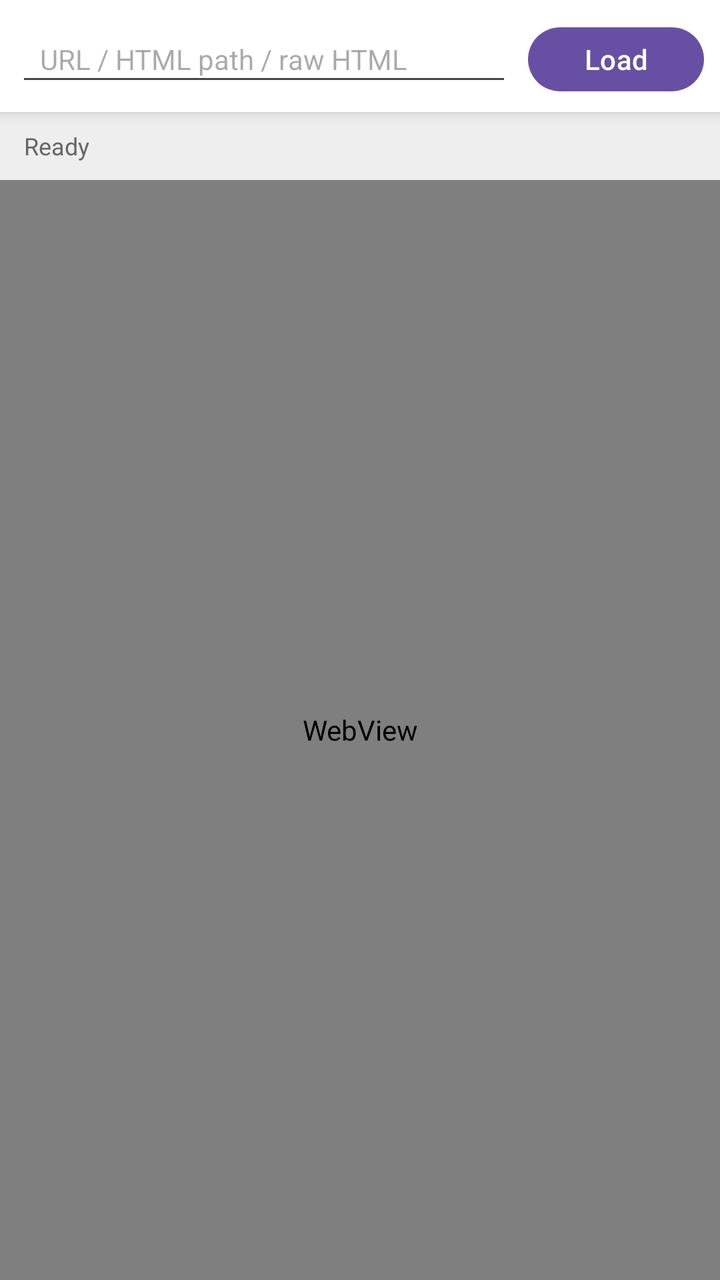
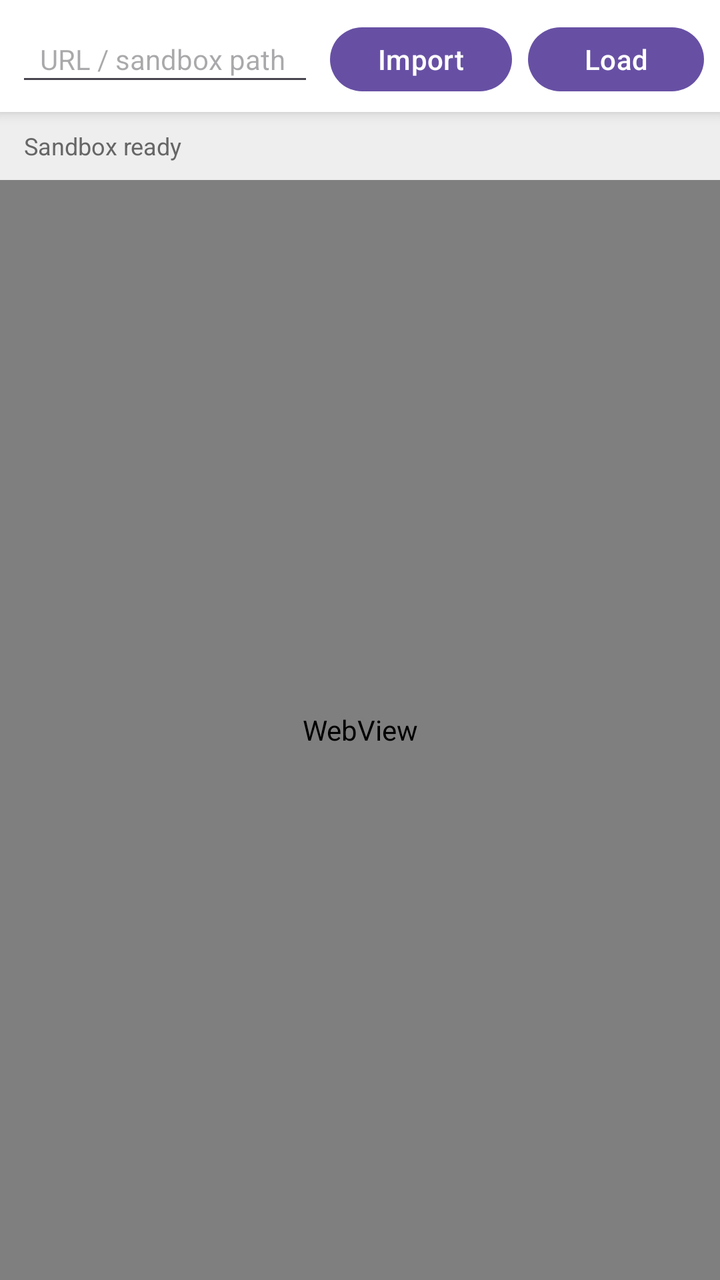

Two renders of the same Android screen: before a commit and after it. Below are the layout's source before the change and the commit's diff.
<!-- AndroidManifest.xml: activity theme Theme.APIProxy -->
<!-- res/layout/activity_html_loader.xml -->
<?xml version="1.0" encoding="utf-8"?>
<LinearLayout xmlns:android="http://schemas.android.com/apk/res/android"
    android:layout_width="match_parent"
    android:layout_height="match_parent"
    android:orientation="vertical"
    android:background="#F5F5F5">

    <LinearLayout
        android:layout_width="match_parent"
        android:layout_height="wrap_content"
        android:orientation="horizontal"
        android:padding="8dp"
        android:background="#FFFFFF"
        android:elevation="4dp">

        <EditText
            android:id="@+id/url_input"
            android:layout_width="0dp"
            android:layout_height="40dp"
            android:layout_weight="1"
            android:hint="URL / HTML path / raw HTML"
            android:inputType="textUri"
            android:singleLine="true"
            android:textSize="14sp"
            android:paddingLeft="12dp"
            android:paddingRight="12dp" />

        <Button
            android:id="@+id/btn_load"
            android:layout_width="wrap_content"
            android:layout_height="40dp"
            android:layout_marginLeft="8dp"
            android:text="Load" />
    </LinearLayout>

    <TextView
        android:id="@+id/title_bar"
        android:layout_width="match_parent"
        android:layout_height="34dp"
        android:gravity="center_vertical"
        android:paddingLeft="12dp"
        android:paddingRight="12dp"
        android:background="#EEEEEE"
        android:text="Ready"
        android:textSize="12sp"
        android:textColor="#666666"
        android:singleLine="true"
        android:ellipsize="start" />

    <WebView
        android:id="@+id/webview"
        android:layout_width="match_parent"
        android:layout_height="0dp"
        android:layout_weight="1" />
</LinearLayout>
<!-- resources referenced by this layout -->
<resources>
  <style name="Theme.APIProxy" parent="Theme.Material3.DayNight.NoActionBar">
          
          <item name="android:statusBarColor">@android:color/transparent</item>
          <item name="android:navigationBarColor">@android:color/transparent</item>
          <item name="android:enforceStatusBarContrast">false</item>
      </style>
</resources>

<!-- the commit's change to res/layout/activity_html_loader.xml (unified diff, before → after) -->
@@ -18,12 +18,19 @@
             android:layout_width="0dp"
             android:layout_height="40dp"
             android:layout_weight="1"
-            android:hint="URL / HTML path / raw HTML"
+            android:hint="URL / sandbox path / raw HTML"
             android:inputType="textUri"
             android:singleLine="true"
             android:textSize="14sp"
             android:paddingLeft="12dp"
             android:paddingRight="12dp" />
+
+        <Button
+            android:id="@+id/btn_import"
+            android:layout_width="wrap_content"
+            android:layout_height="40dp"
+            android:layout_marginLeft="8dp"
+            android:text="Import" />
 
         <Button
             android:id="@+id/btn_load"
@@ -41,7 +48,7 @@
         android:paddingLeft="12dp"
         android:paddingRight="12dp"
         android:background="#EEEEEE"
-        android:text="Ready"
+        android:text="Sandbox ready"
         android:textSize="12sp"
         android:textColor="#666666"
         android:singleLine="true"
